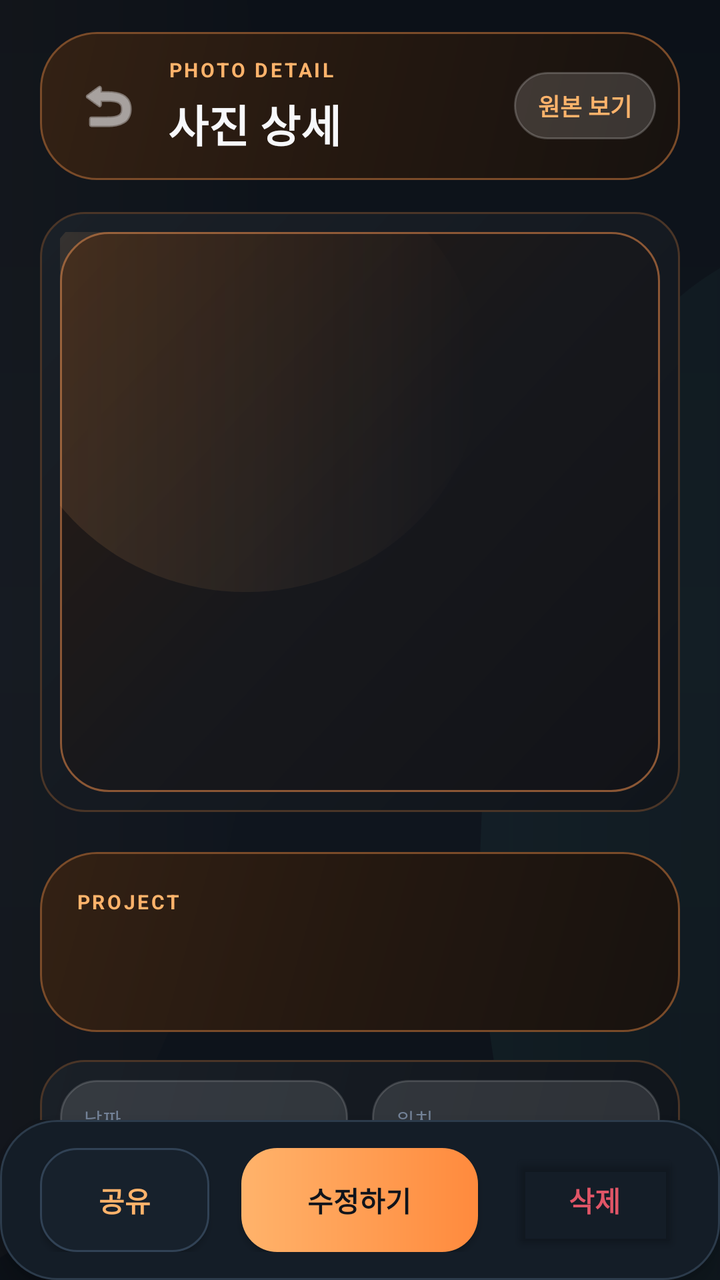
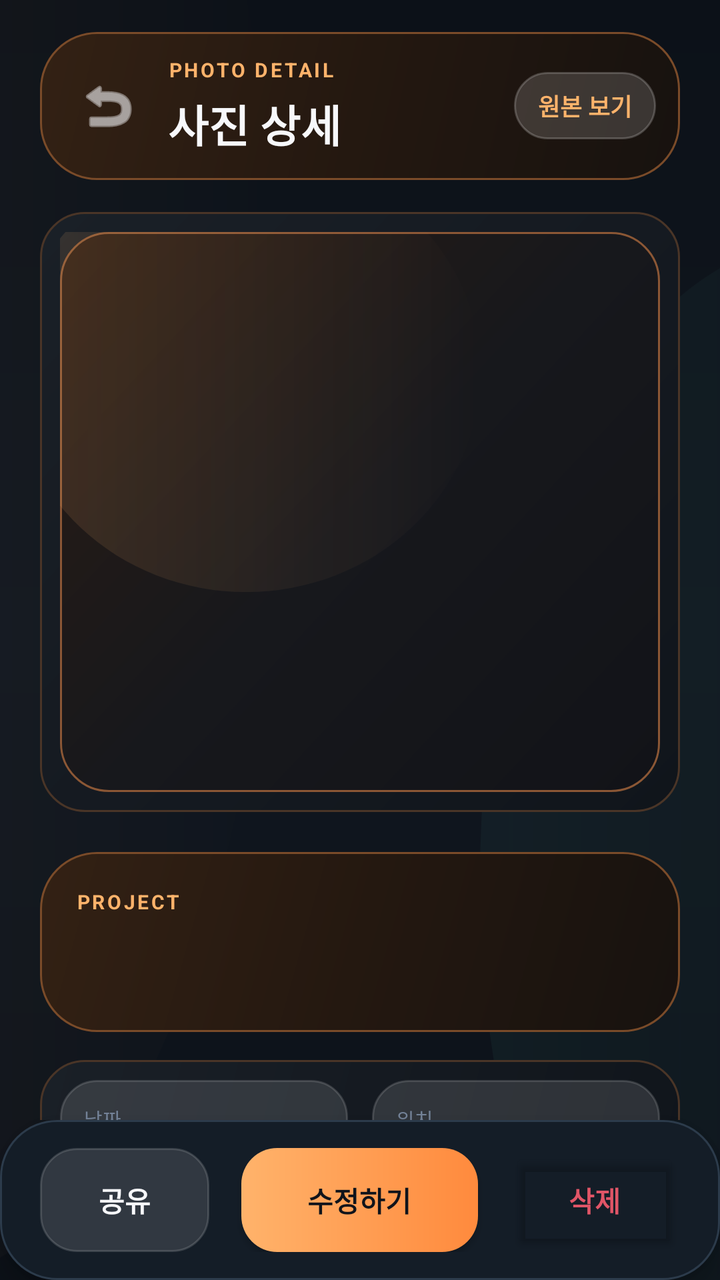

Before-and-after screenshots of an Android layout around one commit, followed by the original layout XML and the change that was made.
<!-- AndroidManifest.xml: application theme Theme.Siteboard -->
<!-- res/layout/activity_detail.xml -->
<?xml version="1.0" encoding="utf-8"?>
<androidx.constraintlayout.widget.ConstraintLayout
    xmlns:android="http://schemas.android.com/apk/res/android"
    xmlns:app="http://schemas.android.com/apk/res-auto"
    android:layout_width="match_parent"
    android:layout_height="match_parent"
    android:background="@drawable/bg_app_canvas">

    <LinearLayout
        android:id="@+id/layoutHeader"
        android:layout_width="match_parent"
        android:layout_height="wrap_content"
        android:orientation="vertical"
        android:paddingHorizontal="20dp"
        android:paddingTop="16dp"
        android:paddingBottom="8dp"
        app:layout_constraintTop_toTopOf="parent">

        <LinearLayout
            android:layout_width="match_parent"
            android:layout_height="wrap_content"
            android:background="@drawable/bg_hero_panel"
            android:gravity="center_vertical"
            android:orientation="horizontal"
            android:paddingHorizontal="12dp"
            android:paddingVertical="12dp">

            <ImageButton
                android:id="@+id/btnBack"
                android:layout_width="44dp"
                android:layout_height="44dp"
                android:background="?attr/selectableItemBackgroundBorderless"
                android:src="@android:drawable/ic_menu_revert"
                app:tint="@color/text_primary" />

            <LinearLayout
                android:layout_width="0dp"
                android:layout_height="wrap_content"
                android:layout_weight="1"
                android:layout_marginStart="8dp"
                android:orientation="vertical">

                <TextView
                    android:layout_width="wrap_content"
                    android:layout_height="wrap_content"
                    android:text="PHOTO DETAIL"
                    android:textColor="@color/orange_primary"
                    android:textSize="10sp"
                    android:textStyle="bold"
                    android:letterSpacing="0.12" />

                <TextView
                    android:layout_width="wrap_content"
                    android:layout_height="wrap_content"
                    android:layout_marginTop="4dp"
                    android:text="사진 상세"
                    android:textColor="@color/text_primary"
                    android:textSize="22sp"
                    android:textStyle="bold" />
            </LinearLayout>

            <TextView
                android:layout_width="wrap_content"
                android:layout_height="wrap_content"
                android:background="@drawable/bg_widget_preview_pill"
                android:paddingHorizontal="12dp"
                android:paddingVertical="8dp"
                android:text="원본 보기"
                android:textColor="@color/orange_primary"
                android:textSize="12sp"
                android:textStyle="bold" />
        </LinearLayout>
    </LinearLayout>

    <androidx.core.widget.NestedScrollView
        android:id="@+id/scrollAll"
        android:layout_width="match_parent"
        android:layout_height="0dp"
        android:fillViewport="true"
        app:layout_constraintTop_toBottomOf="@id/layoutHeader"
        app:layout_constraintBottom_toTopOf="@id/layoutBottom">

        <LinearLayout
            android:layout_width="match_parent"
            android:layout_height="wrap_content"
            android:orientation="vertical">

            <FrameLayout
                android:layout_width="match_parent"
                android:layout_height="300dp"
                android:layout_marginHorizontal="20dp"
                android:layout_marginTop="8dp"
                android:background="@drawable/bg_surface_card_soft"
                android:clipChildren="true"
                android:padding="10dp">

                <ImageView
                    android:id="@+id/ivDetailImage"
                    android:layout_width="match_parent"
                    android:layout_height="match_parent"
                    android:background="@drawable/bg_widget_actual_luxury"
                    android:scaleType="matrix" />
            </FrameLayout>

            <LinearLayout
                android:layout_width="match_parent"
                android:layout_height="wrap_content"
                android:orientation="vertical"
                android:paddingHorizontal="20dp"
                android:paddingTop="20dp"
                android:paddingBottom="24dp">

                <LinearLayout
                    android:layout_width="match_parent"
                    android:layout_height="wrap_content"
                    android:background="@drawable/bg_hero_panel"
                    android:orientation="vertical"
                    android:padding="18dp">

                    <TextView
                        android:layout_width="wrap_content"
                        android:layout_height="wrap_content"
                        android:text="PROJECT"
                        android:textColor="@color/orange_primary"
                        android:textSize="10sp"
                        android:textStyle="bold"
                        android:letterSpacing="0.12" />

                    <TextView
                        android:id="@+id/tvDetailTitle"
                        android:layout_width="match_parent"
                        android:layout_height="wrap_content"
                        android:layout_marginTop="8dp"
                        android:textColor="@color/text_primary"
                        android:textSize="24sp"
                        android:textStyle="bold" />
                </LinearLayout>

                <LinearLayout
                    android:layout_width="match_parent"
                    android:layout_height="wrap_content"
                    android:layout_marginTop="14dp"
                    android:background="@drawable/bg_surface_card_soft"
                    android:orientation="horizontal"
                    android:padding="10dp">

                    <LinearLayout
                        android:layout_width="0dp"
                        android:layout_height="wrap_content"
                        android:layout_weight="1"
                        android:background="@drawable/bg_widget_metric_tile"
                        android:orientation="vertical"
                        android:padding="12dp"
                        android:layout_marginEnd="6dp">

                        <TextView
                            android:layout_width="wrap_content"
                            android:layout_height="wrap_content"
                            android:text="날짜"
                            android:textColor="@color/text_tertiary"
                            android:textSize="10sp" />

                        <TextView
                            android:id="@+id/tvDetailDate"
                            android:layout_width="wrap_content"
                            android:layout_height="wrap_content"
                            android:layout_marginTop="4dp"
                            android:textColor="@color/text_primary"
                            android:textSize="13sp"
                            android:textStyle="bold" />
                    </LinearLayout>

                    <LinearLayout
                        android:layout_width="0dp"
                        android:layout_height="wrap_content"
                        android:layout_weight="1"
                        android:background="@drawable/bg_widget_metric_tile"
                        android:orientation="vertical"
                        android:padding="12dp"
                        android:layout_marginStart="6dp">

                        <TextView
                            android:layout_width="wrap_content"
                            android:layout_height="wrap_content"
                            android:text="위치"
                            android:textColor="@color/text_tertiary"
                            android:textSize="10sp" />

                        <TextView
                            android:id="@+id/tvDetailLocation"
                            android:layout_width="wrap_content"
                            android:layout_height="wrap_content"
                            android:layout_marginTop="4dp"
                            android:textColor="@color/text_primary"
                            android:textSize="13sp"
                            android:textStyle="bold" />
                    </LinearLayout>
                </LinearLayout>

                <LinearLayout
                    android:id="@+id/layoutDetailLocation"
                    android:layout_width="match_parent"
                    android:layout_height="wrap_content"
                    android:layout_marginTop="14dp"
                    android:background="@drawable/bg_surface_card_soft"
                    android:orientation="vertical"
                    android:padding="14dp"
                    android:visibility="gone">

                    <TextView
                        android:layout_width="wrap_content"
                        android:layout_height="wrap_content"
                        android:text="상세 위치 (수기)"
                        android:textColor="@color/orange_primary"
                        android:textSize="11sp"
                        android:textStyle="bold" />

                    <TextView
                        android:id="@+id/tvDetailDetailLocation"
                        android:layout_width="wrap_content"
                        android:layout_height="wrap_content"
                        android:layout_marginTop="6dp"
                        android:textColor="@color/text_secondary"
                        android:textSize="13sp" />
                </LinearLayout>

                <LinearLayout
                    android:layout_width="match_parent"
                    android:layout_height="wrap_content"
                    android:layout_marginTop="14dp"
                    android:background="@drawable/bg_surface_card_soft"
                    android:orientation="vertical"
                    android:padding="14dp">

                    <TextView
                        android:layout_width="wrap_content"
                        android:layout_height="wrap_content"
                        android:text="작업 상세 내용"
                        android:textColor="@color/orange_primary"
                        android:textSize="11sp"
                        android:textStyle="bold" />

                    <TextView
                        android:id="@+id/tvDetailDesc"
                        android:layout_width="match_parent"
                        android:layout_height="wrap_content"
                        android:layout_marginTop="8dp"
                        android:lineSpacingExtra="6dp"
                        android:textColor="@color/text_primary"
                        android:textSize="15sp" />
                </LinearLayout>

                <LinearLayout
                    android:id="@+id/layoutMemo"
                    android:layout_width="match_parent"
                    android:layout_height="wrap_content"
                    android:layout_marginTop="14dp"
                    android:background="@drawable/bg_surface_card_soft"
                    android:orientation="vertical"
                    android:padding="14dp"
                    android:visibility="gone">

                    <TextView
                        android:layout_width="wrap_content"
                        android:layout_height="wrap_content"
                        android:text="메모 (비고)"
                        android:textColor="@color/orange_primary"
                        android:textSize="11sp"
                        android:textStyle="bold" />

                    <TextView
                        android:id="@+id/tvDetailMemo"
                        android:layout_width="match_parent"
                        android:layout_height="wrap_content"
                        android:layout_marginTop="8dp"
                        android:lineSpacingExtra="4dp"
                        android:textColor="@color/text_primary"
                        android:textSize="14sp" />
                </LinearLayout>
            </LinearLayout>
        </LinearLayout>
    </androidx.core.widget.NestedScrollView>

    <LinearLayout
        android:id="@+id/layoutBottom"
        android:layout_width="match_parent"
        android:layout_height="wrap_content"
        android:background="@drawable/bg_bottom_nav_modern"
        android:elevation="8dp"
        android:orientation="horizontal"
        android:paddingHorizontal="20dp"
        android:paddingVertical="14dp"
        app:layout_constraintBottom_toBottomOf="parent">

        <Button
            android:id="@+id/btnShare"
            android:layout_width="0dp"
            android:layout_height="52dp"
            android:layout_weight="1"
            android:layout_marginEnd="8dp"
            android:background="@drawable/bg_secondary_button"
            android:text="공유"
            android:textColor="@color/orange_primary"
            android:textStyle="bold"
            app:cornerRadius="14dp"
            android:insetTop="0dp"
            android:insetBottom="0dp" />

        <Button
            android:id="@+id/btnEdit"
            android:layout_width="0dp"
            android:layout_height="52dp"
            android:layout_weight="1.4"
            android:layout_marginHorizontal="8dp"
            android:background="@drawable/bg_primary_button"
            android:text="수정하기"
            android:textColor="#10141B"
            android:textStyle="bold"
            app:cornerRadius="14dp"
            android:insetTop="0dp"
            android:insetBottom="0dp" />

        <Button
            android:id="@+id/btnDelete"
            android:layout_width="0dp"
            android:layout_height="52dp"
            android:layout_weight="1"
            android:layout_marginStart="8dp"
            android:text="삭제"
            android:textColor="#E05567"
            android:backgroundTint="@android:color/transparent"
            android:textStyle="bold"
            app:strokeColor="#E05567"
            app:strokeWidth="1dp"
            app:cornerRadius="14dp"
            android:insetTop="0dp"
            android:insetBottom="0dp" />
    </LinearLayout>
</androidx.constraintlayout.widget.ConstraintLayout>
<!-- resources referenced by this layout -->
<resources>
  <color name="orange_primary">#FFB36B</color>
  <color name="text_primary">#F7F8FB</color>
  <color name="text_secondary">#B3C0D0</color>
  <color name="text_tertiary">#738297</color>
  <!-- drawable bg_bottom_nav_modern (drawable) -->
  <?xml version="1.0" encoding="utf-8"?>
  <shape xmlns:android="http://schemas.android.com/apk/res/android" android:shape="rectangle">
      <solid android:color="#141D27" />
      <corners android:radius="28dp" />
      <stroke
          android:width="1dp"
          android:color="#2C3B4B" />
  </shape>
  <!-- drawable bg_hero_panel (drawable) -->
  <?xml version="1.0" encoding="utf-8"?>
  <shape xmlns:android="http://schemas.android.com/apk/res/android" android:shape="rectangle">
      <gradient
          android:angle="315"
          android:startColor="#332114"
          android:centerColor="#241810"
          android:endColor="#17120F" />
      <corners android:radius="28dp" />
      <stroke
          android:width="1dp"
          android:color="#7A4B29" />
  </shape>
  <!-- drawable bg_primary_button (drawable) -->
  <?xml version="1.0" encoding="utf-8"?>
  <shape xmlns:android="http://schemas.android.com/apk/res/android" android:shape="rectangle">
      <gradient
          android:angle="0"
          android:startColor="#FFB36B"
          android:endColor="#FF8A3D" />
      <corners android:radius="18dp" />
  </shape>
  <!-- drawable bg_secondary_button (drawable) -->
  <?xml version="1.0" encoding="utf-8"?>
  <shape xmlns:android="http://schemas.android.com/apk/res/android" android:shape="rectangle">
      <solid android:color="#17212C" />
      <corners android:radius="18dp" />
      <stroke
          android:width="1dp"
          android:color="#314255" />
  </shape>
  <!-- drawable bg_surface_card_soft (drawable) -->
  <?xml version="1.0" encoding="utf-8"?>
  <shape xmlns:android="http://schemas.android.com/apk/res/android" android:shape="rectangle">
      <gradient
          android:angle="315"
          android:startColor="#1A2027"
          android:centerColor="#151A21"
          android:endColor="#10151B" />
      <corners android:radius="22dp" />
      <stroke
          android:width="1dp"
          android:color="#4A3527" />
  </shape>
  <!-- drawable bg_widget_actual_luxury (drawable) -->
  <?xml version="1.0" encoding="utf-8"?>
  <layer-list xmlns:android="http://schemas.android.com/apk/res/android">
      <item>
          <shape android:shape="rectangle">
              <gradient
                  android:angle="315"
                  android:startColor="#2B1C13"
                  android:centerColor="#17181C"
                  android:endColor="#121318" />
              <corners android:radius="24dp" />
              <stroke
                  android:width="1dp"
                  android:color="#8B5735" />
          </shape>
      </item>
      <item
          android:left="-24dp"
          android:top="-40dp"
          android:right="90dp"
          android:bottom="100dp">
          <shape android:shape="oval">
              <gradient
                  android:angle="0"
                  android:startColor="#22FFB36B"
                  android:endColor="#00FFB36B" />
          </shape>
      </item>
  </layer-list>
  <!-- drawable bg_widget_metric_tile (drawable) -->
  <?xml version="1.0" encoding="utf-8"?>
  <shape xmlns:android="http://schemas.android.com/apk/res/android" android:shape="rectangle">
      <solid android:color="#1FFFFFFF" />
      <corners android:radius="18dp" />
      <stroke
          android:width="1dp"
          android:color="#26FFFFFF" />
  </shape>
  <!-- drawable bg_widget_preview_pill (drawable) -->
  <?xml version="1.0" encoding="utf-8"?>
  <shape xmlns:android="http://schemas.android.com/apk/res/android" android:shape="rectangle">
      <solid android:color="#26FFFFFF" />
      <corners android:radius="999dp" />
      <stroke
          android:width="1dp"
          android:color="#33FFFFFF" />
  </shape>
  <color name="orange_deep">#FF8A3D</color>
  <color name="teal_accent">#54D4C4</color>
  <color name="danger_accent">#F06D7D</color>
  <color name="bg_dark">#0C1118</color>
  <color name="surface_dark">#151E29</color>
  <!-- unchanged entries left out for length: 2 -->
</resources>

<!-- the commit's change to res/layout/activity_detail.xml (unified diff, before → after) -->
@@ -60,9 +60,12 @@
             </LinearLayout>
 
             <TextView
+                android:id="@+id/btnOpenOriginal"
                 android:layout_width="wrap_content"
                 android:layout_height="wrap_content"
                 android:background="@drawable/bg_widget_preview_pill"
+                android:clickable="true"
+                android:focusable="true"
                 android:paddingHorizontal="12dp"
                 android:paddingVertical="8dp"
                 android:text="원본 보기"
@@ -298,9 +301,9 @@
             android:layout_height="52dp"
             android:layout_weight="1"
             android:layout_marginEnd="8dp"
-            android:background="@drawable/bg_secondary_button"
+            android:background="@drawable/bg_widget_metric_tile"
             android:text="공유"
-            android:textColor="@color/orange_primary"
+            android:textColor="@color/text_primary"
             android:textStyle="bold"
             app:cornerRadius="14dp"
             android:insetTop="0dp"
<!-- resource entries referenced after the edit -->
@@ -34,15 +34,6 @@
           android:startColor="#FFB36B"
           android:endColor="#FF8A3D" />
       <corners android:radius="18dp" />
-  </shape>
-  <!-- drawable bg_secondary_button (drawable) -->
-  <?xml version="1.0" encoding="utf-8"?>
-  <shape xmlns:android="http://schemas.android.com/apk/res/android" android:shape="rectangle">
-      <solid android:color="#17212C" />
-      <corners android:radius="18dp" />
-      <stroke
-          android:width="1dp"
-          android:color="#314255" />
   </shape>
   <!-- drawable bg_surface_card_soft (drawable) -->
   <?xml version="1.0" encoding="utf-8"?>
